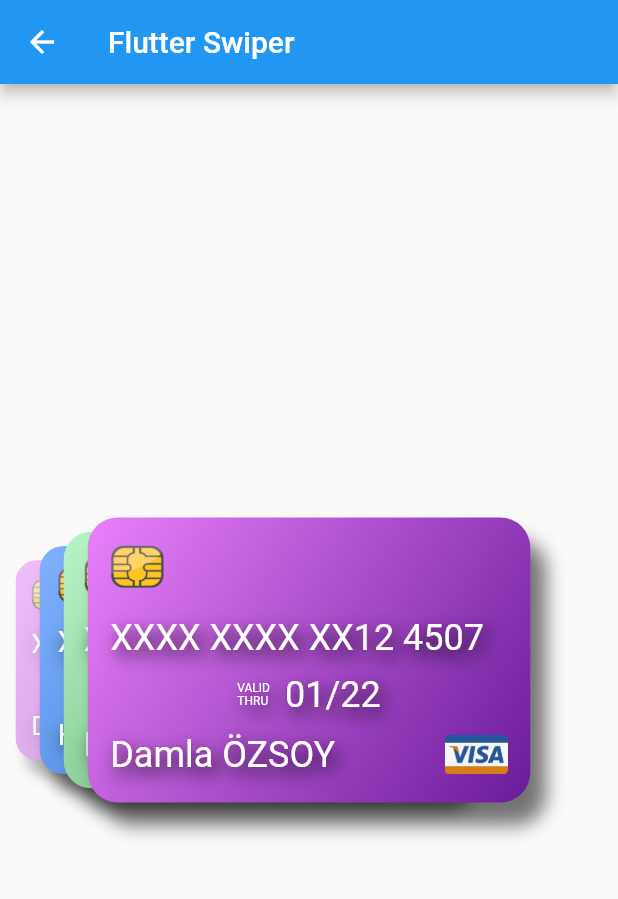
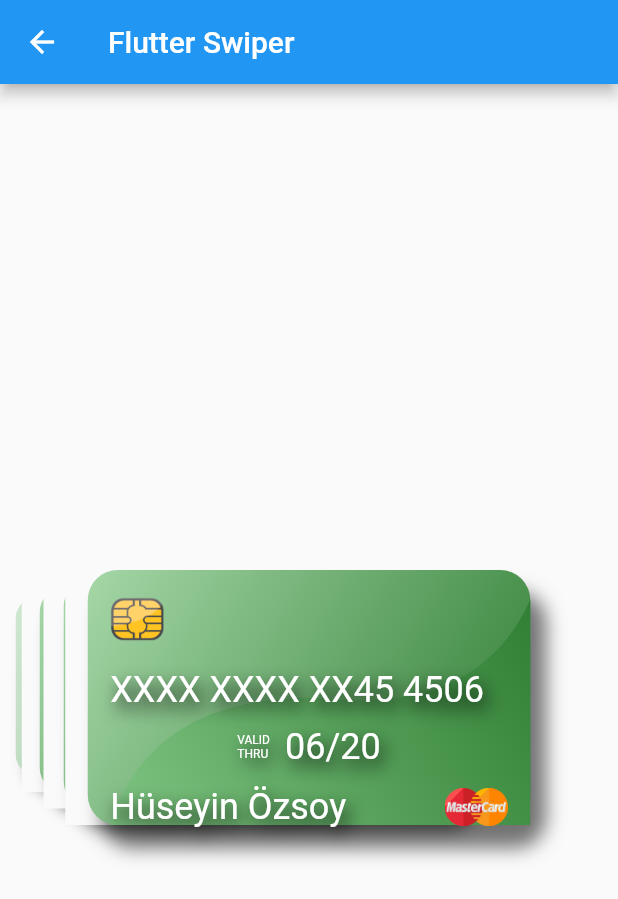
Before and after one commit to redbullTR/my_flutter_tests, a Flutter app: the screen it shows after launch, after a tap on "Flutter Swiper", on a phone screen of 412 x 824 dp. Shown: the top 899 px of the screen. Run offline on Flutter 3.47's test engine with Material 2 defaults, Android fonts, the phone set to English and light mode, and no system bars; our stand-ins replace flutter_swiper.

Commit message:
-Kart arka planına çizim oluşturulup renkler ayarlandı.

```diff
--- a/lib/card_lists.dart
+++ b/lib/card_lists.dart
@@ -13,12 +13,12 @@ class CardLists extends StatelessWidget {
         child: SingleChildScrollView(
           child: Column(
             children: [
-              CardDesignWidget(cardNumber: "04 5500", cardValidDate: "02/20", cardOwn: "Huseyin Özsoy", cardColor: CardDesignColors().cardColorsBlack, cardLogo: CardDesignColors().cardLogoVisa,),
-              CardDesignWidget(cardNumber: "04 5500", cardValidDate: "02/20", cardOwn: "Huseyin Özsoy", cardColor: CardDesignColors().cardColorsBlue, cardLogo: CardDesignColors().cardLogoMasterCard,),
-              CardDesignWidget(cardNumber: "04 5500", cardValidDate: "02/20", cardOwn: "Huseyin Özsoy", cardColor: CardDesignColors().cardColorsGreen, cardLogo: CardDesignColors().cardLogoMasterCard,),
-              CardDesignWidget(cardNumber: "04 5500", cardValidDate: "02/20", cardOwn: "Huseyin Özsoy", cardColor: CardDesignColors().cardColorsGrey, cardLogo: CardDesignColors().cardLogoMasterCard,),
-              CardDesignWidget(cardNumber: "04 5500", cardValidDate: "02/20", cardOwn: "Huseyin Özsoy", cardColor: CardDesignColors().cardColorsPurple, cardLogo: CardDesignColors().cardLogoMasterCard,),
-              CardDesignWidget(cardNumber: "04 5500", cardValidDate: "02/20", cardOwn: "Huseyin Özsoy", cardColor: CardDesignColors().cardColorsRed, cardLogo: CardDesignColors().cardLogoMasterCard,),
+              // CardDesignWidget(cardNumber: "04 5500", cardValidDate: "02/20", cardOwn: "Huseyin Özsoy", cardColor: CardDesignColors().cardColorsBlack, cardLogo: CardDesignColors().cardLogoVisa,),
+              // CardDesignWidget(cardNumber: "04 5500", cardValidDate: "02/20", cardOwn: "Huseyin Özsoy", cardColor: CardDesignColors().cardColorsBlue, cardLogo: CardDesignColors().cardLogoMasterCard,),
+              // CardDesignWidget(cardNumber: "04 5500", cardValidDate: "02/20", cardOwn: "Huseyin Özsoy", cardColor: CardDesignColors().cardColorsGreen, cardLogo: CardDesignColors().cardLogoMasterCard,),
+              // CardDesignWidget(cardNumber: "04 5500", cardValidDate: "02/20", cardOwn: "Huseyin Özsoy", cardColor: CardDesignColors().cardColorsGrey, cardLogo: CardDesignColors().cardLogoMasterCard,),
+              // CardDesignWidget(cardNumber: "04 5500", cardValidDate: "02/20", cardOwn: "Huseyin Özsoy", cardColor: CardDesignColors().cardColorsPurple, cardLogo: CardDesignColors().cardLogoMasterCard,),
+              // CardDesignWidget(cardNumber: "04 5500", cardValidDate: "02/20", cardOwn: "Huseyin Özsoy", cardColor: CardDesignColors().cardColorsRed, cardLogo: CardDesignColors().cardLogoMasterCard,),
             ],
           ),
         ),
--- a/lib/widget_templates/card_design_colors.dart
+++ b/lib/widget_templates/card_design_colors.dart
@@ -2,11 +2,22 @@ import 'package:flutter/material.dart';
 
 class CardDesignColors {
   List<Color> cardColorsPurple =[Colors.purpleAccent.shade100, Colors.purple.shade800];
+  List<Color> cardColorsPurplePaint =[Colors.purple.shade800, Colors.purple.shade300];
+
   List<Color> cardColorsBlue =[Colors.blueAccent.shade100, Colors.blue.shade800];
-  List<Color> cardColorsGreen =[Colors.greenAccent.shade100, Colors.green.shade800];
-  List<Color> cardColorsGrey =[Colors.grey.shade500, Colors.grey.shade800];
+  List<Color> cardColorsBluePaint =[Colors.blue.shade800, Colors.blue.shade200];
+
+  List<Color> cardColorsGreen =[Colors.green.shade200, Colors.green.shade800];
+  List<Color> cardColorsGreenPaint =[Colors.green.shade800, Colors.green.shade300];
+
+  List<Color> cardColorsGrey =[Colors.grey.shade400, Colors.grey.shade800];
+  List<Color> cardColorsGreyPaint =[Colors.grey.shade800, Colors.grey.shade400];
+
   List<Color> cardColorsBlack =[Colors.black87, Colors.black45];
-  List<Color> cardColorsRed =[Colors.redAccent.shade200, Colors.red.shade800];
+  List<Color> cardColorsBlackPaint =[Colors.black38, Colors.black54];
+
+  List<Color> cardColorsRed =[Colors.redAccent.shade200, Colors.red.shade700];
+  List<Color> cardColorsRedPaint =[Colors.red.shade800, Colors.red.shade400];
 
   String cardLogoMasterCard = "assets/images/mastercard_logo.png";
   String cardLogoVisa = "assets/images/visa_logo.png";
--- a/lib/widget_templates/card_design_widget.dart
+++ b/lib/widget_templates/card_design_widget.dart
@@ -1,22 +1,32 @@
 import 'package:flutter/material.dart';
+import 'dart:ui' as ui;
+
+import 'package:my_flutter_tests/widget_templates/card_design_colors.dart';
 
 class CardDesignWidget extends StatelessWidget {
+  String cardNumber = "45 4506";
+  String cardValidDate = "06/20";
+  String cardOwn = "Hüseyin Özsoy";
+  String cardLogo = "assets/images/mastercard_logo.png";
+  List<Color> cardColor = CardDesignColors().cardColorsGreen;
+  List<Color> cardColorPaint = CardDesignColors().cardColorsGreenPaint;
 
-  final String cardNumber;
-  final String cardValidDate;
-  final String cardOwn;
-  final List<Color> cardColor;
-  final String cardLogo;
 
-  CardDesignWidget({this.cardNumber, this.cardValidDate, this.cardOwn, this.cardColor, this.cardLogo});
+  //CardDesignWidget({this.cardNumber, this.cardValidDate, this.cardOwn, this.cardColor, this.cardLogo});
 
   @override
   Widget build(BuildContext context) {
-    return Container(
+    return Scaffold(
+      body: Container(
+        margin: EdgeInsets.only(left: 15, right: 15,top: 50),
+        width: MediaQuery.of(context).size.width,
+        height: MediaQuery.of(context).size.height / 3.2,
         decoration: BoxDecoration(
           boxShadow: [
             BoxShadow(
-                color: Colors.black54, offset: Offset(10, 15), blurRadius: 10),
+                color: Colors.black54,
+                offset: Offset(10, 15),
+                blurRadius: 10),
           ],
           borderRadius: BorderRadius.circular(20),
           gradient: LinearGradient(
@@ -24,9 +34,8 @@ class CardDesignWidget extends StatelessWidget {
               end: Alignment.bottomRight,
               colors: cardColor),
         ),
-        margin: EdgeInsets.all(15),
-        width: MediaQuery.of(context).size.width,
-        height: MediaQuery.of(context).size.height / 3.2,
+        child: CustomPaint(
+          painter: RPSCustomPainter(),
           child: Column(
             crossAxisAlignment: CrossAxisAlignment.start,
             children: [
@@ -46,14 +55,15 @@ class CardDesignWidget extends StatelessWidget {
                     Row(
                       children: [
                         Text(
-                        "XXXX XXXX XX"+cardNumber,
+                          "XXXX XXXX XX" + cardNumber,
                           style: TextStyle(
                               fontSize: 24,
                               color: Colors.white,
                               shadows: [
                                 Shadow(
                                     color: Colors.black,
-                              offset: Offset(3,5),blurRadius: 15)
+                                    offset: Offset(3, 5),
+                                    blurRadius: 15)
                               ]),
                         ),
                       ],
@@ -64,20 +74,27 @@ class CardDesignWidget extends StatelessWidget {
                       children: [
                         Text(
                           "VALID\nTHRU",
-                        style: TextStyle(fontSize: 8, color: Colors.white,shadows: [
+                          style: TextStyle(
+                              fontSize: 8,
+                              color: Colors.white,
+                              shadows: [
                                 Shadow(
                                     color: Colors.black,
-                              offset: Offset(3,5),blurRadius: 15)
+                                    offset: Offset(3, 5),
+                                    blurRadius: 15)
                               ]),
-
                         ),
                         SizedBox(width: 10),
                         Text(
                           cardValidDate,
-                        style: TextStyle(fontSize: 24, color: Colors.white,shadows: [
+                          style: TextStyle(
+                              fontSize: 24,
+                              color: Colors.white,
+                              shadows: [
                                 Shadow(
                                     color: Colors.black,
-                              offset: Offset(3,5),blurRadius: 15)
+                                    offset: Offset(3, 5),
+                                    blurRadius: 15)
                               ]),
                         ),
                       ],
@@ -88,10 +105,14 @@ class CardDesignWidget extends StatelessWidget {
                       children: [
                         Text(
                           cardOwn,
-                        style: TextStyle(fontSize: 24, color: Colors.white,shadows: [
+                          style: TextStyle(
+                              fontSize: 24,
+                              color: Colors.white,
+                              shadows: [
                                 Shadow(
                                     color: Colors.black,
-                              offset: Offset(3,5),blurRadius: 15)
+                                    offset: Offset(3, 5),
+                                    blurRadius: 15)
                               ]),
                         ),
                         Image.asset(
@@ -106,6 +127,38 @@ class CardDesignWidget extends StatelessWidget {
               ),
             ],
           ),
+        ),
+      ),
     );
   }
 }
+class RPSCustomPainter extends CustomPainter{RPSCustomPainter();
+
+  var color = CardDesignWidget();
+
+@override
+  void paint(Canvas canvas, Size size) {
+    Paint paint_0 = new Paint()
+      ..style = PaintingStyle.fill
+      ..strokeWidth = 1;
+    paint_0.shader = ui.Gradient.linear(Offset(size.width,0),Offset(0,size.height),color.cardColorPaint,[0.00,1.00]);
+
+    Path path_0 = Path();
+    path_0.moveTo(15,size.height);
+    path_0.quadraticBezierTo(size.width*0.14,size.height*0.50,size.width*0.51,size.height*0.50);
+    path_0.quadraticBezierTo(size.width*0.88,size.height*0.58,size.width,20);
+    path_0.lineTo(size.width,size.height);
+    path_0.lineTo(0,size.height);
+    path_0.close();
+
+    canvas.drawPath(path_0, paint_0);
+
+
+  }
+
+  @override
+  bool shouldRepaint(covariant CustomPainter oldDelegate) {
+    return true;
+  }
+
+}
--- a/lib/widget_templates/flutter_swiper.dart
+++ b/lib/widget_templates/flutter_swiper.dart
@@ -14,7 +14,6 @@ class FlutterSwiper extends StatelessWidget {
     cardSwipe.add(CardSwiperModel("12 4500","01/24","Hüseyin ÖZSOY",CardDesignColors().cardColorsBlue,CardDesignColors().cardLogoMasterCard));
     cardSwipe.add(CardSwiperModel("12 4200","01/26","Duru ÖZSOY",CardDesignColors().cardColorsGreen,CardDesignColors().cardLogoMasterCard));
 
-
     return Scaffold(
         appBar: AppBar(
           title: Text("Flutter Swiper"),
@@ -22,11 +21,13 @@ class FlutterSwiper extends StatelessWidget {
         body: Swiper(
           itemBuilder: (BuildContext context, int index) {
             return CardDesignWidget(
-                    cardNumber: cardSwipe[index].cardNumber,
-                    cardValidDate: cardSwipe[index].cardValidDate,
-                    cardOwn: cardSwipe[index].cardOwn,
-                    cardColor: cardSwipe[index].cardColor,
-                    cardLogo: cardSwipe[index].cardLogo);
+                     //cardNumber: RPSCustomPainter().cardColorPaint[1].red,
+                     //cardNumber: cardSwipe[index].cardNumber,
+                    // cardValidDate: cardSwipe[index].cardValidDate,
+                    // cardOwn: cardSwipe[index].cardOwn,
+                    // cardColor: cardSwipe[index].cardColor,
+                    // cardLogo: cardSwipe[index].cardLogo);
+            );
           },
           itemCount: cardSwipe.length,
           viewportFraction: 0.9,
```
Lines whose indentation alone changed are shown as unchanged.
